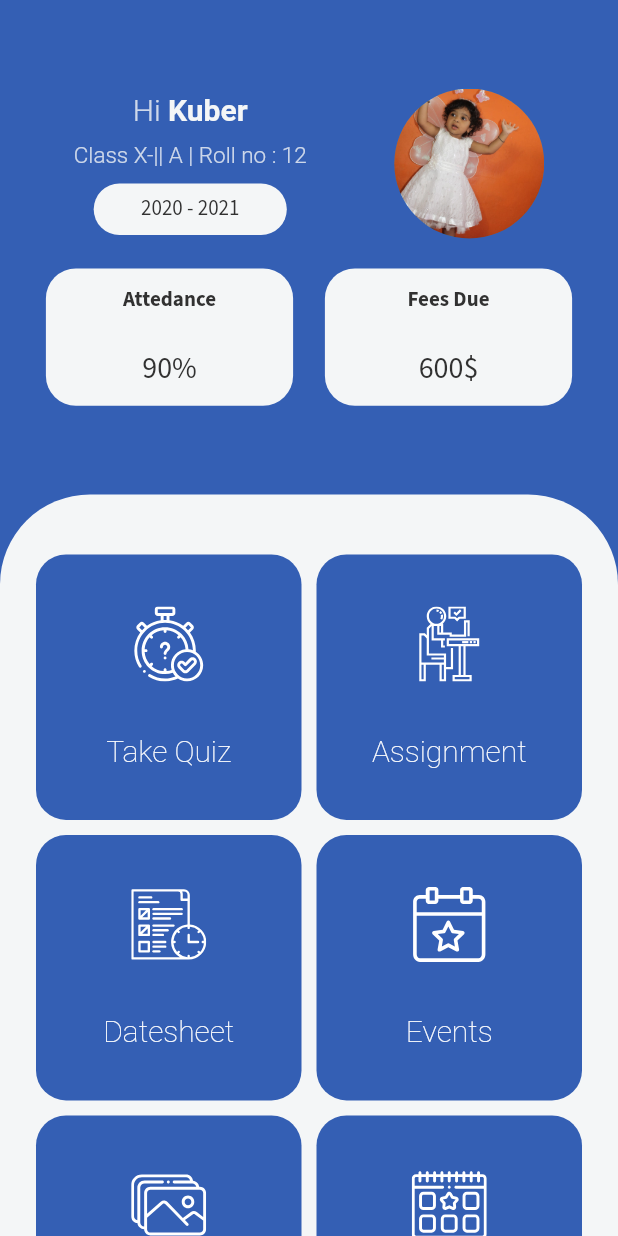
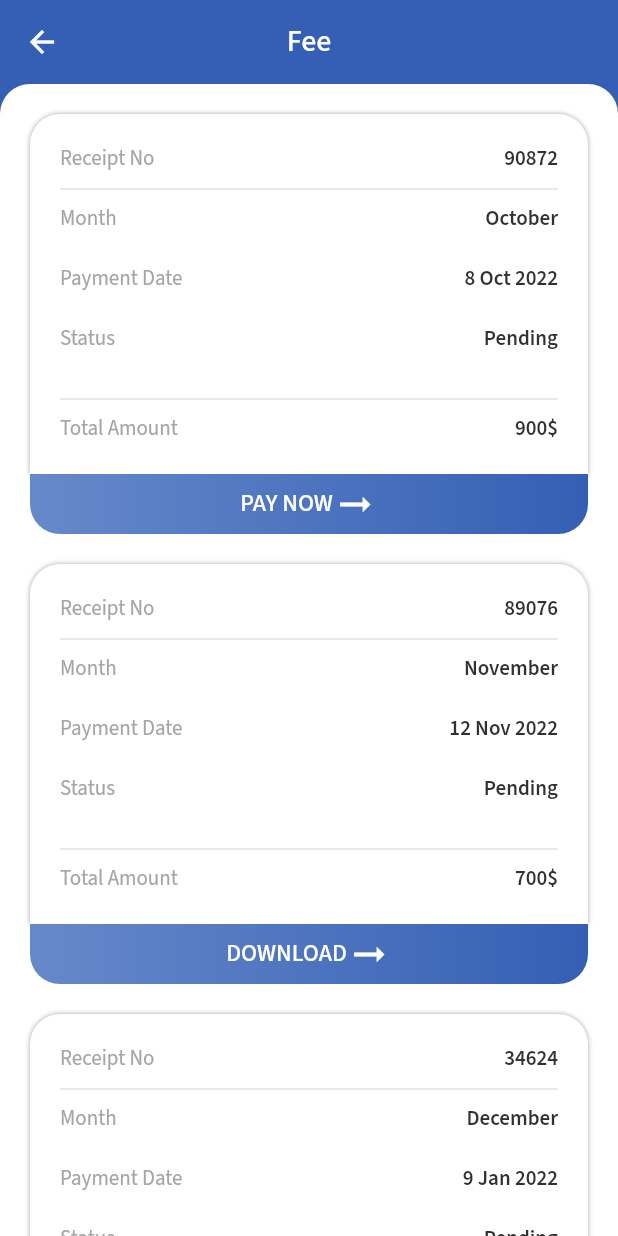
Before and after one commit to kubermirajakar/SchoolApp, a Flutter app: the HomeScreen screen opened by its route, after a tap on "Fees Due", on a phone screen of 412 x 824 dp. Run offline on Flutter 3.47's test engine with Material 2 defaults, Android fonts, the phone set to English and light mode, and no system bars; our stand-ins replace flutter_svg, google_fonts; missing offline and left inert: dart:js.

Commit message:
Added some files

```diff
--- a/lib/routes.dart
+++ b/lib/routes.dart
@@ -1,6 +1,8 @@
 import 'dart:js';
 
 import 'package:flutter/material.dart';
+import 'package:schoolapp/screens/assignment_screen/assignment_Screen.dart';
+import 'package:schoolapp/screens/fee_screen/fee_screen.dart';
 import 'package:schoolapp/screens/home_screen/home_screen.dart';
 import 'package:schoolapp/screens/login_screen/login_screen.dart';
 import 'package:schoolapp/screens/my_profile/my_profile.dart';
@@ -11,4 +13,6 @@ Map<String, WidgetBuilder> routes = {
   LoginScreen.routeName: (context) => LoginScreen(),
   HomeScreen.routeName: (context) => HomeScreen(),
   MyProfileScreen.routeName: (context) => MyProfileScreen(),
+  FeeScreen.routeName: (context) => FeeScreen(),
+  AssignmentScreen.routeName: (context) => AssignmentScreen(),
 };
--- /dev/null
+++ b/lib/screens/assignment_screen/assignment_Screen.dart
@@ -0,0 +1,35 @@
+import 'package:flutter/material.dart';
+import 'package:schoolapp/constants.dart';
+
+class AssignmentScreen extends StatelessWidget {
+  const AssignmentScreen({Key? key}) : super(key: key);
+  static String routeName = 'assignmentScreen';
+
+  @override
+  Widget build(BuildContext context) {
+    return Scaffold(
+      appBar: AppBar(
+        centerTitle: true,
+        title: Text('Assignments'),
+      ),
+      body: Column(
+        children: [
+          Expanded(
+            child: Container(
+              // width: MediaQuery.of(context).size.width / 2,
+              decoration: BoxDecoration(
+                borderRadius: BorderRadius.vertical(
+                  top: Radius.circular(
+                    kDefaultPadding,
+                  ),
+                ),
+                color: Colors.white,
+              ),
+              //  child: ListView.builder(itemBuilder: itemBuilder),
+            ),
+          )
+        ],
+      ),
+    );
+  }
+}
--- /dev/null
+++ b/lib/screens/assignment_screen/data/assignment_data.dart
@@ -0,0 +1,39 @@
+class AssignmentData {
+  final String subjectName;
+  final String topicName;
+  final String assignDate;
+  final String lastDate;
+  final String status;
+
+  AssignmentData(
+    this.subjectName,
+    this.topicName,
+    this.assignDate,
+    this.lastDate,
+    this.status,
+  );
+}
+
+List<AssignmentData> assignment = [
+  AssignmentData(
+    'Biology',
+    'Red Blood Cells',
+    '19 Oct 2022',
+    '25 Oct 2022',
+    'Pending',
+  ),
+  AssignmentData(
+    'Physics',
+    'bohr Theory',
+    '19 Nov 2022',
+    '25 Nov 2022',
+    'Pending',
+  ),
+  AssignmentData(
+    'Biology',
+    'Red Blood Cells',
+    '19 Oct 2022',
+    '25 Oct 2022',
+    'Pending',
+  ),
+];
--- /dev/null
+++ b/lib/screens/fee_screen/Data/data.dart
@@ -0,0 +1,17 @@
+class FeeData {
+  final String receiptNo;
+  final String month;
+  final String date;
+  final String paymentStatus;
+  final String totalAmount;
+  final String btnStatus;
+
+  FeeData(this.receiptNo, this.month, this.date, this.paymentStatus,
+      this.totalAmount, this.btnStatus);
+}
+
+List<FeeData> data = [
+  FeeData('90872', 'October', '8 Oct 2022', 'Pending', '900\$', 'PAY NOW'),
+  FeeData('89076', 'November', '12 Nov 2022', 'Pending', '700\$', 'DOWNLOAD'),
+  FeeData('34624', 'December', '9 Jan 2022', 'Pending', '450\$', 'DOWNLOAD'),
+];
--- /dev/null
+++ b/lib/screens/fee_screen/fee_screen.dart
@@ -0,0 +1,109 @@
+import 'package:flutter/material.dart';
+import 'package:schoolapp/constants.dart';
+import 'package:schoolapp/screens/fee_screen/Data/data.dart';
+import 'package:schoolapp/screens/fee_screen/widgets/fee_widgets.dart';
+
+class FeeScreen extends StatelessWidget {
+  static String routeName = 'FeeScreen';
+
+  const FeeScreen({Key? key}) : super(key: key);
+
+  @override
+  Widget build(BuildContext context) {
+    return Scaffold(
+      appBar: AppBar(
+        centerTitle: true,
+        title: Text('Fee'),
+      ),
+      body: Column(
+        children: [
+          Expanded(
+            child: Container(
+              decoration: BoxDecoration(
+                borderRadius: BorderRadius.only(
+                  topLeft: Radius.circular(
+                    kDefaultPadding,
+                  ),
+                  topRight: Radius.circular(
+                    kDefaultPadding,
+                  ),
+                ),
+                color: kTextWhiteColor,
+              ),
+              child: ListView.builder(
+                physics: BouncingScrollPhysics(),
+                padding: EdgeInsets.all(kDefaultPadding),
+                itemCount: data.length,
+                itemBuilder: (ctx, index) => Container(
+                  margin: EdgeInsets.only(bottom: kDefaultPadding),
+                  child: Column(
+                    children: [
+                      Container(
+                        padding: EdgeInsets.all(kDefaultPadding),
+                        decoration: BoxDecoration(
+                          borderRadius: BorderRadius.vertical(
+                            top: Radius.circular(
+                              kDefaultPadding,
+                            ),
+                          ),
+                          color: Colors.white,
+                          boxShadow: [
+                            BoxShadow(color: kTextLightColor, blurRadius: 2.0)
+                          ],
+                        ),
+                        child: Column(
+                          children: [
+                            FeeDetailRow(
+                              title: 'Receipt No',
+                              value: data[index].receiptNo,
+                            ),
+                            SizedBox(
+                              height: kDefaultPadding,
+                              child: Divider(
+                                thickness: 1.0,
+                              ),
+                            ),
+                            FeeDetailRow(
+                              title: 'Month',
+                              value: data[index].month,
+                            ),
+                            sizedBox,
+                            FeeDetailRow(
+                              title: 'Payment Date',
+                              value: data[index].date,
+                            ),
+                            sizedBox,
+                            FeeDetailRow(
+                              title: 'Status',
+                              value: data[index].paymentStatus,
+                            ),
+                            sizedBox,
+                            SizedBox(
+                              height: kDefaultPadding,
+                              child: Divider(
+                                thickness: 1.0,
+                              ),
+                            ),
+                            FeeDetailRow(
+                              title: 'Total Amount',
+                              value: data[index].totalAmount,
+                            ),
+                          ],
+                        ),
+                      ),
+                      ButtonStatus(
+                        title: data[index].btnStatus,
+                        onPress: () {},
+                        iconData: Icons.arrow_right_alt,
+                      )
+                    ],
+                  ),
+                ),
+              ),
+            ),
+          ),
+        ],
+      ),
+    );
+  }
+}
--- /dev/null
+++ b/lib/screens/fee_screen/widgets/fee_widgets.dart
@@ -0,0 +1,94 @@
+import 'package:flutter/material.dart';
+import 'package:schoolapp/constants.dart';
+
+class ButtonStatus extends StatelessWidget {
+  final String title;
+  final IconData iconData;
+  final VoidCallback onPress;
+
+  const ButtonStatus({
+    super.key,
+    required this.title,
+    required this.iconData,
+    required this.onPress,
+  });
+
+  @override
+  Widget build(BuildContext context) {
+    return InkWell(
+      onTap: onPress,
+      child: Container(
+        width: double.infinity,
+        height: 40,
+        decoration: BoxDecoration(
+          gradient: LinearGradient(
+            colors: [
+              kSecondaryColor,
+              kPrimaryColor,
+            ],
+          ),
+          borderRadius: BorderRadius.only(
+            bottomLeft: Radius.circular(
+              kDefaultPadding,
+            ),
+            bottomRight: Radius.circular(
+              kDefaultPadding,
+            ),
+          ),
+        ),
+        child: Row(
+          mainAxisAlignment: MainAxisAlignment.center,
+          children: [
+            Text(
+              title,
+              style: Theme.of(context).textTheme.bodyMedium!.copyWith(
+                  color: kTextWhiteColor,
+                  fontSize: 16,
+                  fontWeight: FontWeight.w500),
+            ),
+            Icon(
+              iconData,
+              color: kTextWhiteColor,
+              size: 30,
+            ),
+          ],
+        ),
+      ),
+    );
+  }
+}
+
+class FeeDetailRow extends StatelessWidget {
+  final String title;
+  final String value;
+
+  const FeeDetailRow({
+    super.key,
+    required this.title,
+    required this.value,
+  });
+
+  @override
+  Widget build(BuildContext context) {
+    return Row(
+      mainAxisAlignment: MainAxisAlignment.spaceBetween,
+      children: [
+        Text(
+          title,
+          style: Theme.of(context).textTheme.bodyMedium!.copyWith(
+                fontSize: 14,
+                color: kTextLightColor,
+              ),
+        ),
+        Text(
+          value,
+          style: Theme.of(context).textTheme.bodyMedium!.copyWith(
+                fontWeight: FontWeight.w600,
+                fontSize: 14,
+                color: kTextBlackColor,
+              ),
+        ),
+      ],
+    );
+  }
+}
--- a/lib/screens/home_screen/home_screen.dart
+++ b/lib/screens/home_screen/home_screen.dart
@@ -1,6 +1,8 @@
 import 'package:flutter/material.dart';
 import 'package:flutter_svg/flutter_svg.dart';
 import 'package:schoolapp/constants.dart';
+import 'package:schoolapp/screens/assignment_screen/assignment_Screen.dart';
+import 'package:schoolapp/screens/fee_screen/fee_screen.dart';
 import 'package:schoolapp/screens/home_screen/widgets/students_data.dart';
 import 'package:schoolapp/screens/my_profile/my_profile.dart';
 
@@ -65,7 +67,9 @@ class _HomeScreenState extends State<HomeScreen> {
                     StudentClassRecord(
                       title: 'Fees Due',
                       value: '600\$',
-                      onPress: () {},
+                      onPress: () {
+                        Navigator.of(context).pushNamed(FeeScreen.routeName);
+                      },
                     ),
                   ],
                 ),
@@ -100,7 +104,10 @@ class _HomeScreenState extends State<HomeScreen> {
                     ),
                     HomeCard(
                       icon: 'assets/icons/assignment.svg',
-                      onPress: () {},
+                      onPress: () {
+                        Navigator.of(context)
+                            .pushNamed(AssignmentScreen.routeName);
+                      },
                       title: 'Assignment',
                     ),
                     HomeCard(
@@ -177,7 +184,9 @@ class HomeCard extends StatelessWidget {
 
   @override
   Widget build(BuildContext context) {
-    return Container(
+    return InkWell(
+      onTap: onPress,
+      child: Container(
         width: MediaQuery.of(context).size.width / 3,
         height: MediaQuery.of(context).size.height / 10,
         decoration: BoxDecoration(
@@ -206,6 +215,7 @@ class HomeCard extends StatelessWidget {
             )
           ],
         ),
+      ),
     );
   }
 }
--- a/lib/screens/my_profile/my_profile.dart
+++ b/lib/screens/my_profile/my_profile.dart
@@ -155,6 +155,7 @@ class ProfileDetailColumn extends StatelessWidget {
   @override
   Widget build(BuildContext context) {
     return Container(
+      padding: EdgeInsets.only(left: 10),
       child: Row(
         mainAxisAlignment: MainAxisAlignment.center,
         crossAxisAlignment: CrossAxisAlignment.center,
@@ -179,7 +180,7 @@ class ProfileDetailColumn extends StatelessWidget {
                     ),
               ),
               SizedBox(
-                width: MediaQuery.of(context).size.width / 1.1,
+                width: MediaQuery.of(context).size.width / 1.15,
                 child: Divider(
                   thickness: 1.0,
                 ),
--- a/lib/screens/splash_screen/splash_screen.dart
+++ b/lib/screens/splash_screen/splash_screen.dart
@@ -9,8 +9,8 @@ class SplashScreen extends StatelessWidget {
   @override
   Widget build(BuildContext context) {
     Future.delayed(
-      Duration(
-        seconds: 3,
+      const Duration(
+        seconds: 5,
       ),
       () {
         Navigator.pushNamedAndRemoveUntil(
@@ -35,7 +35,7 @@ class SplashScreen extends StatelessWidget {
                       letterSpacing: 2),
                 ),
                 Text(
-                  'Management',
+                  'App',
                   style: GoogleFonts.pattaya(
                     color: kTextWhiteColor,
                     fontSize: 50,
```
Lines whose indentation alone changed are shown as unchanged.
